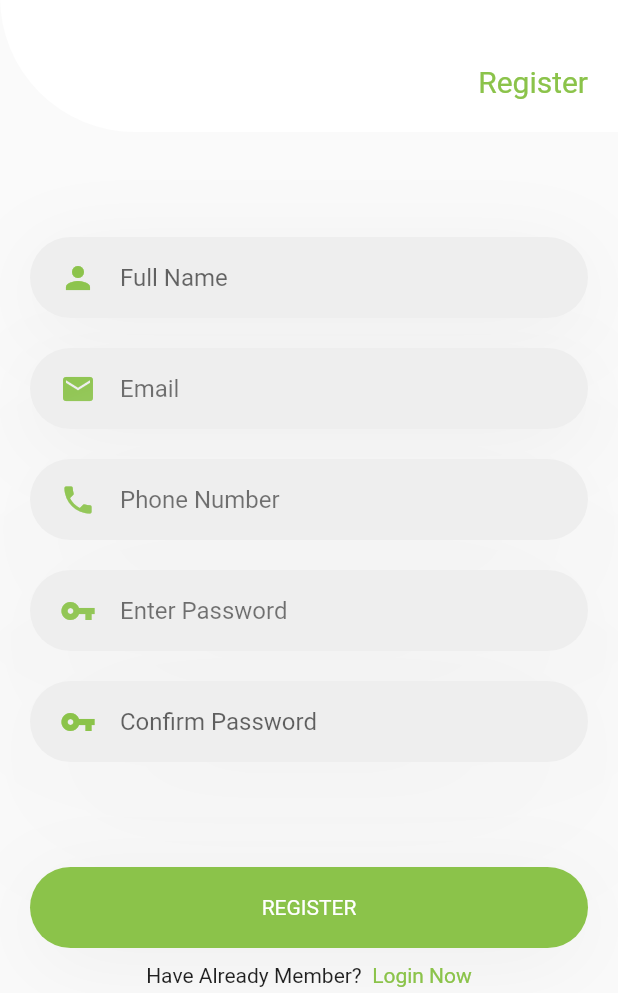
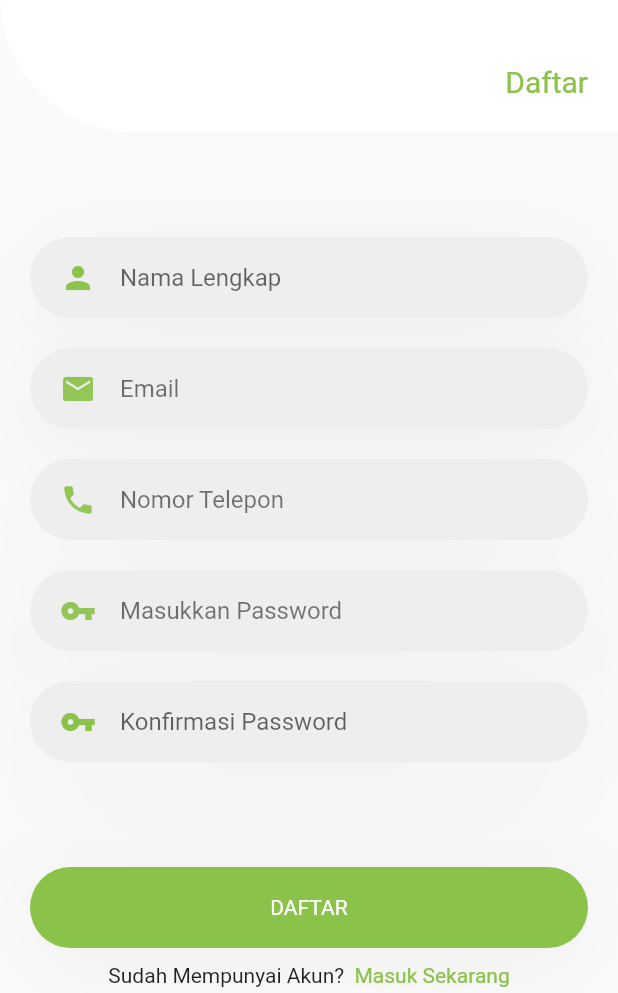
Before and after one commit to KONICCO/freshmart, a Flutter app: the SignUpScreen screen opened directly, on a phone screen of 412 x 824 dp, the part 243-1236 px from its top. Run offline on Flutter 3.47's test engine with Material 2 defaults, Android fonts, the phone set to English and light mode, and no system bars.

Commit message:
Ganti bahasa dari sign up & sign in page

```diff
--- a/lib/login_screen.dart
+++ b/lib/login_screen.dart
@@ -53,7 +53,7 @@ class StartState extends State<LoginScreen> {
                 margin: EdgeInsets.only(right: 20, top: 20),
                 alignment: Alignment.bottomRight,
                 child: Text(
-                  "Login",
+                  "Masuk",
                   style: TextStyle(fontSize: 20, color: Colors.white),
                 ),
               )
@@ -82,7 +82,7 @@ class StartState extends State<LoginScreen> {
                 Icons.email,
                 color: Colors.lightGreen,
               ),
-              hintText: "Enter Email",
+              hintText: "Masukkan Email",
               enabledBorder: InputBorder.none,
               focusedBorder: InputBorder.none,
             ),
@@ -111,7 +111,7 @@ class StartState extends State<LoginScreen> {
                 Icons.vpn_key,
                 color: Colors.lightGreen,
               ),
-              hintText: "Enter Password",
+              hintText: "Masukkan Password",
               enabledBorder: InputBorder.none,
               focusedBorder: InputBorder.none,
             ),
@@ -124,7 +124,7 @@ class StartState extends State<LoginScreen> {
             onTap: () {
               // Write Click Listener Code Here
             },
-            child: Text("Forget Password?"),
+            child: Text("Lupa Password?"),
           ),
         ),
         GestureDetector(
@@ -156,7 +156,7 @@ class StartState extends State<LoginScreen> {
               ],
             ),
             child: Text(
-              "LOGIN",
+              "MASUK",
               style: TextStyle(color: Colors.white),
             ),
           ),
@@ -166,10 +166,10 @@ class StartState extends State<LoginScreen> {
           child: Row(
             mainAxisAlignment: MainAxisAlignment.center,
             children: [
-              Text("Don't Have Any Account?  "),
+              Text("Belum Mempunyai Akun?  "),
               GestureDetector(
                 child: Text(
-                  "Register Now",
+                  "Daftar Sekarang",
                   style: TextStyle(color: Colors.lightGreen),
                 ),
                 onTap: () {
--- a/lib/signup_screen.dart
+++ b/lib/signup_screen.dart
@@ -47,7 +47,7 @@ class InitState extends State<SignUpScreen> {
                 margin: EdgeInsets.only(right: 20, top: 20),
                 alignment: Alignment.bottomRight,
                 child: Text(
-                  "Register",
+                  "Daftar",
                   style: TextStyle(fontSize: 20, color: Colors.lightGreen),
                 ),
               )
@@ -76,7 +76,7 @@ class InitState extends State<SignUpScreen> {
                 Icons.person,
                 color: Colors.lightGreen,
               ),
-              hintText: "Full Name",
+              hintText: "Nama Lengkap",
               enabledBorder: InputBorder.none,
               focusedBorder: InputBorder.none,
             ),
@@ -133,7 +133,7 @@ class InitState extends State<SignUpScreen> {
                 Icons.phone,
                 color: Colors.lightGreen,
               ),
-              hintText: "Phone Number",
+              hintText: "Nomor Telepon",
               enabledBorder: InputBorder.none,
               focusedBorder: InputBorder.none,
             ),
@@ -162,7 +162,7 @@ class InitState extends State<SignUpScreen> {
                 Icons.vpn_key,
                 color: Colors.lightGreen,
               ),
-              hintText: "Enter Password",
+              hintText: "Masukkan Password",
               enabledBorder: InputBorder.none,
               focusedBorder: InputBorder.none,
             ),
@@ -191,7 +191,7 @@ class InitState extends State<SignUpScreen> {
                 Icons.vpn_key,
                 color: Colors.lightGreen,
               ),
-              hintText: "Confirm Password",
+              hintText: "Konfirmasi Password",
               enabledBorder: InputBorder.none,
               focusedBorder: InputBorder.none,
             ),
@@ -225,7 +225,7 @@ class InitState extends State<SignUpScreen> {
               ],
             ),
             child: Text(
-              "REGISTER",
+              "DAFTAR",
               style: TextStyle(color: Colors.white),
             ),
           ),
@@ -235,10 +235,10 @@ class InitState extends State<SignUpScreen> {
           child: Row(
             mainAxisAlignment: MainAxisAlignment.center,
             children: [
-              Text("Have Already Member?  "),
+              Text("Sudah Mempunyai Akun?  "),
               GestureDetector(
                 child: Text(
-                  "Login Now",
+                  "Masuk Sekarang",
                   style: TextStyle(color: Colors.lightGreen),
                 ),
                 onTap: () {
```
